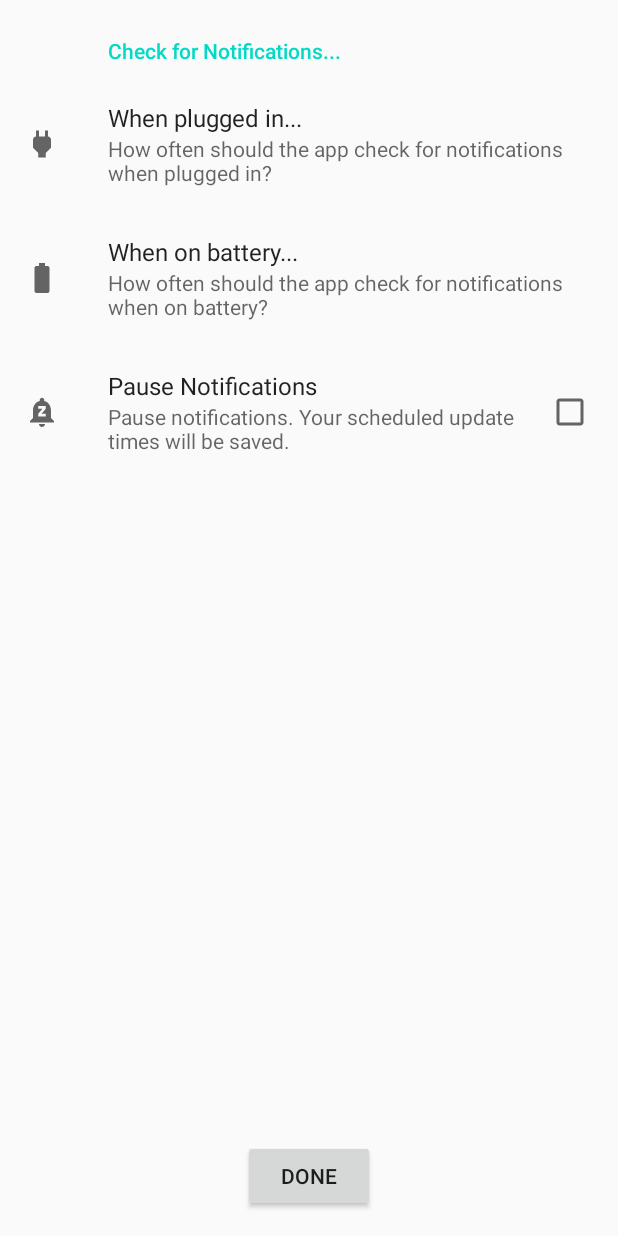
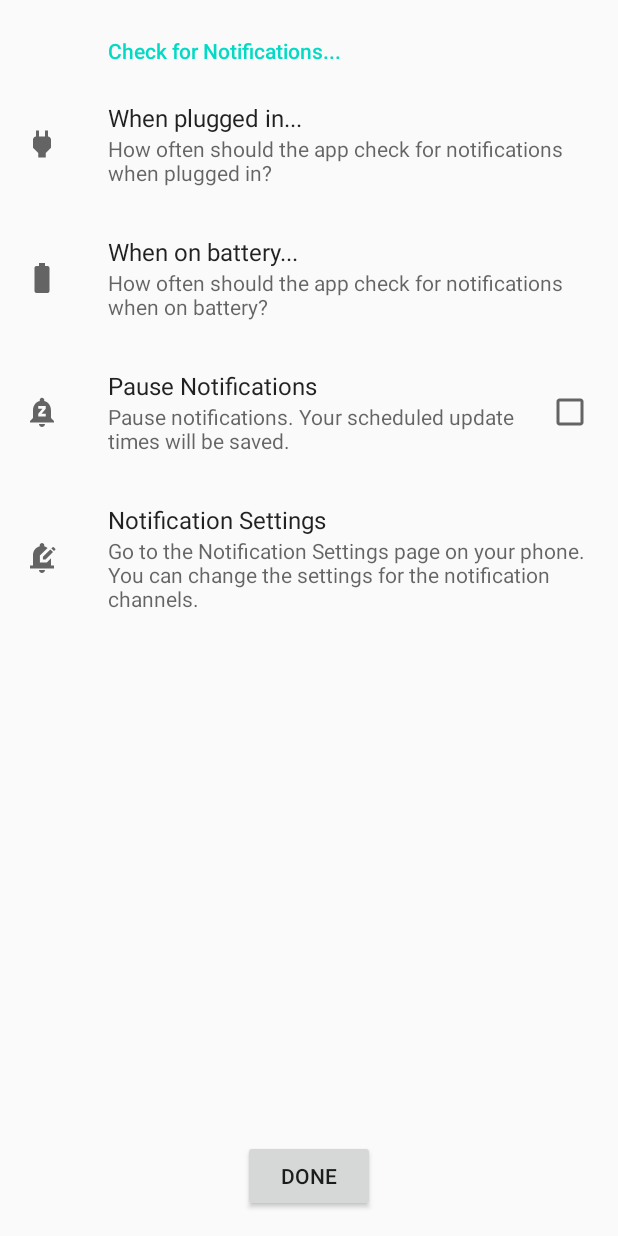
Before and after one commit to KFMDMSolutions/Ivelt-Android-App, an Android app: the SettingsFragment screen opened directly, with no data from a screen before it, on a phone screen of 412 x 824 dp. Run offline under Robolectric (Android 15) with nearby library versions, the phone set to English and light mode, and no system bars; our stand-ins replace androidx.preference.

Commit message:
Added direct link to notification settings page (#19)
* Added direct button to notification settings

* Added direct button to notification settings

```diff
--- a/app/src/main/java/com/kfmdmsolutions/ivelt/SettingsFragment.java
+++ b/app/src/main/java/com/kfmdmsolutions/ivelt/SettingsFragment.java
@@ -1,6 +1,9 @@
 package com.kfmdmsolutions.ivelt;
 
+import android.content.Context;
+import android.content.Intent;
 import android.os.Bundle;
+import android.provider.Settings;
 
 import androidx.preference.Preference;
 import androidx.preference.PreferenceFragmentCompat;
@@ -14,6 +17,26 @@ public class SettingsFragment extends PreferenceFragmentCompat {
         delayPreferenceChanged("plugged_in");
         delayPreferenceChanged("pause_notifications");
         delayPreferenceChanged("battery");
+        Preference preference = findPreference("APP_NOTIF");
+        Context context = getContext();
+        if (preference != null && context != null) {
+            preference.setOnPreferenceClickListener(preference1 -> {
+                Intent intent = new Intent();
+                intent.setAction("android.settings.APP_NOTIFICATION_SETTINGS");
+
+                intent.putExtra("app_package", context.getPackageName());
+                intent.putExtra("app_uid", context.getApplicationInfo().uid);
+
+                intent.putExtra("android.provider.extra.APP_PACKAGE", context.getPackageName());
+
+                try {
+                    startActivity(intent);
+                }catch (Exception e){
+                    android.util.Log.d("error", "can't find activity", e);
+                }
+                return true;
+                    });
+        }
     }
 
     private void delayPreferenceChanged(String key) {
@@ -21,10 +44,9 @@ public class SettingsFragment extends PreferenceFragmentCompat {
         if (preference == null) return;
         preference.setOnPreferenceChangeListener(
                 (changedPreference, newValue) -> {
-                   NotificationService.startNotificationService(getContext(), NotificationService.ACTION_UPDATE_DELAY_TIME);
+                    NotificationService.startNotificationService(getContext(), NotificationService.ACTION_UPDATE_DELAY_TIME);
                     return true;
-                }
-                );
+                });
     }
 
 }
--- a/app/src/main/java/com/kfmdmsolutions/ivelt/Utils.java
+++ b/app/src/main/java/com/kfmdmsolutions/ivelt/Utils.java
@@ -1,4 +1,6 @@
 package com.kfmdmsolutions.ivelt;
+
+import android.provider.Settings;
 
 import java.security.KeyManagementException;
 import java.security.NoSuchAlgorithmException;
--- /dev/null
+++ b/app/src/main/res/drawable/ic_baseline_edit_notifications_24.xml
@@ -0,0 +1,10 @@
+<vector xmlns:android="http://schemas.android.com/apk/res/android"
+    android:width="24dp"
+    android:height="24dp"
+    android:viewportWidth="24"
+    android:viewportHeight="24"
+    android:tint="?attr/colorControlNormal">
+  <path
+      android:fillColor="@android:color/white"
+      android:pathData="M17.58,6.25l1.77,1.77L14.37,13H12.6v-1.77L17.58,6.25zM20.85,5.81l-1.06,-1.06c-0.2,-0.2 -0.51,-0.2 -0.71,0l-0.85,0.85l1.77,1.77l0.85,-0.85C21.05,6.32 21.05,6 20.85,5.81zM18,12.2V17h2v2H4v-2h2v-7c0,-2.79 1.91,-5.14 4.5,-5.8V3.5C10.5,2.67 11.17,2 12,2s1.5,0.67 1.5,1.5v0.7c0.82,0.21 1.57,0.59 2.21,1.09L10.6,10.4V15h4.6L18,12.2zM10,20h4c0,1.1 -0.9,2 -2,2S10,21.1 10,20z"/>
+</vector>
--- a/app/src/main/res/xml/settings.xml
+++ b/app/src/main/res/xml/settings.xml
@@ -44,7 +44,17 @@
             />
     </PreferenceCategory>
 
-
+    <Preference
+        android:key="APP_NOTIF"
+        android:title="Notification Settings"
+        android:icon="@drawable/ic_baseline_edit_notifications_24"
+        android:summary="Go to the Notification Settings page on your phone. You can change the settings for the notification channels."
+        >
+        <intent android:action="android.settings.APP_NOTIFICATION_SETTINGS"/>
+        <!--extra
+            android:name="android.provider.extra.APP_PACKAGE"
+            android:value="com.kfmdmsolutions.ivelt"/-->
+    </Preference>
 
     <!--PreferenceCategory android:title="Show Notifications For...">
         <CheckBoxPreference
```
Also changed, not shown: 1 other file.
